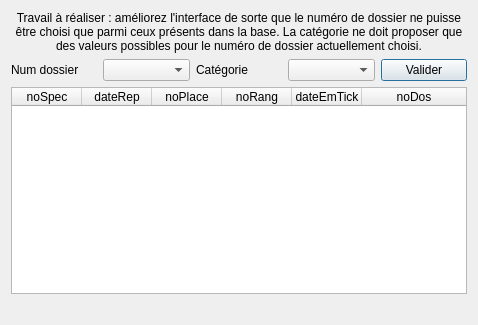
The window that Theatre_Project/gui/fct_comp_4.ui (ALLian96/Projet2018BD) describes before a commit, drawn with Qt 5.
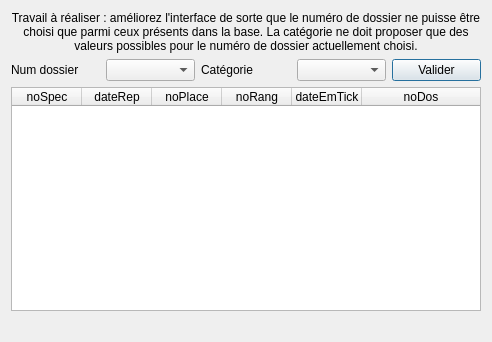
The same window after the commit.

```diff
--- a/Theatre_Project/gui/fct_comp_4.ui
+++ b/Theatre_Project/gui/fct_comp_4.ui
@@ -6,8 +6,8 @@
    <rect>
     <x>0</x>
     <y>0</y>
-    <width>478</width>
-    <height>325</height>
+    <width>492</width>
+    <height>342</height>
    </rect>
   </property>
   <property name="windowTitle">
```
